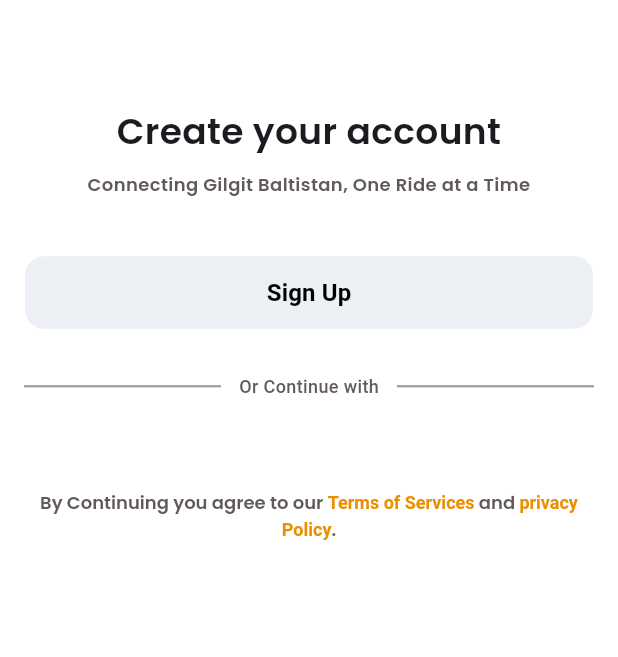
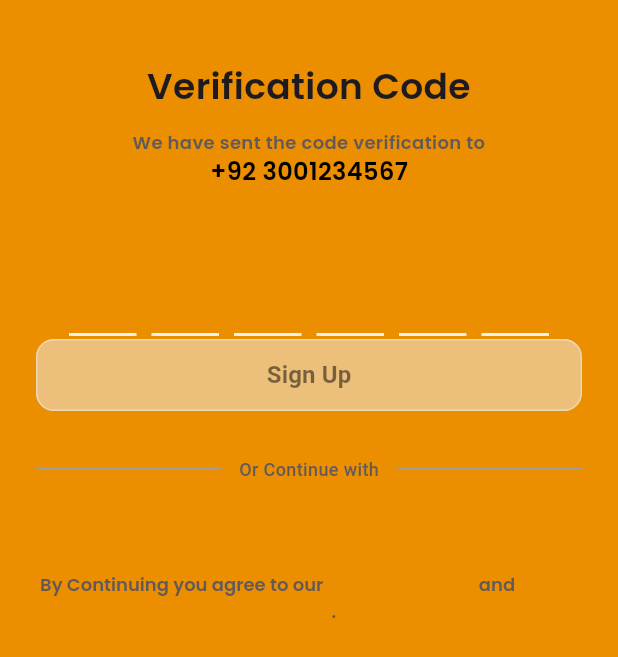
Before and after one commit to Qadreen-Ali/gb_ride, a Flutter app: the OTPVerificationScreen screen opened by its route, on a phone screen of 412 x 824 dp. Shown: the top 657 px of the screen. Run offline on Flutter 3.47's test engine with Material 3 defaults, Android fonts, the phone set to English and light mode, and no system bars; our stand-ins replace flutter_map, geocoding, geolocator, latlong2, logger; missing offline and left inert: solar_icon_pack.

Commit message:
upadted otp screen

```diff
--- a/lib/main.dart
+++ b/lib/main.dart
@@ -25,7 +25,8 @@ class MyApp extends StatelessWidget {
       routes: {
         '/': (context) => SplashScreen(), //initial Screen
         '/login': (context) => const LoginScreen(),
-        '/otp': (context) => const OTPVerificationScreen(),
+        '/otp': (context) =>
+            const OTPVerificationScreen(phoneNumber: '3001234567'),
         '/home': (context) => const HomeScreen(),
       },
     );
--- a/lib/utils/constants/primary_button.dart
+++ b/lib/utils/constants/primary_button.dart
@@ -29,26 +29,40 @@ class PrimaryButton extends StatelessWidget {
 
   @override
   Widget build(BuildContext context) {
+    final bool isDisabled = onPressed == null;
+
     return SizedBox(
       width: width ?? 378,
       height: height ?? 48,
       child: ElevatedButton(
         onPressed: onPressed,
         style: ElevatedButton.styleFrom(
-          backgroundColor: backgroundColor ?? GBColor.secondary,
-          foregroundColor: textColor ?? Colors.black,
+          backgroundColor: isDisabled
+              ? GBColor.secondary.withOpacity(0.5)
+              : (backgroundColor ?? GBColor.secondary),
+          foregroundColor: isDisabled
+              ? Colors.black.withOpacity(0.5)
+              : (textColor ?? Colors.black),
           elevation: 0,
           shape: RoundedRectangleBorder(
             borderRadius: borderRadius ?? BorderRadius.circular(12),
-            side: BorderSide(color: borderColor ?? GBColor.secondary),
+            side: BorderSide(
+              color: isDisabled
+                  ? GBColor.secondary.withOpacity(0.5)
+                  : (borderColor ?? GBColor.secondary),
+            ),
           ),
+          disabledBackgroundColor: GBColor.secondary.withOpacity(0.5),
+          disabledForegroundColor: Colors.black.withOpacity(0.5),
         ),
         child: Text(
           title,
           style: TextStyle(
             fontSize: fontsize ?? 16,
             fontWeight: weight ?? FontWeight.w600,
-            color: textColor ?? GBColor.black,
+            color: isDisabled
+                ? Colors.black.withOpacity(0.5)
+                : (textColor ?? GBColor.black),
           ),
         ),
       ),
--- a/lib/utils/constants/text_string.dart
+++ b/lib/utils/constants/text_string.dart
@@ -12,6 +12,8 @@ class GBText {
   static const String loginToYourAccount = "Log In to manage your finances.";
   // static const String emailAddress = "Email Address";
   static const String phoneNumber = "00 00000000";
+  static const String verificationCode = "Verification Code";
+  static const String codeSent = "We have sent the code verification to";
   // static const String emailOrPhone =
   //     "Email or Phone Number"; //added new string for dynamic login approach
   static const String phone = "Phone";
--- /dev/null
+++ b/lib/view/auth/common/otp_field.dart
@@ -0,0 +1,137 @@
+import 'package:flutter/material.dart';
+import 'package:flutter/services.dart';
+import 'package:gb_ride/utils/constants/color_string.dart';
+// import 'package:gb_ride/view/auth/otp_verification_screen.dart';
+
+class OTPField extends StatefulWidget {
+  final int length;
+  final double fieldWidth;
+  final double fieldHeight;
+  final double spacing;
+  final Function(String) onCompleted;
+  final Function(String)? onChanged;
+
+  const OTPField({
+    super.key,
+    this.length = 6,
+    this.fieldWidth = 45,
+    this.fieldHeight = 50,
+    this.spacing = 10,
+    required this.onCompleted,
+    this.onChanged,
+  });
+
+  @override
+  State<OTPField> createState() => _OTPFieldState();
+}
+
+class _OTPFieldState extends State<OTPField> {
+  late List<TextEditingController> _controllers;
+  late List<FocusNode> _focusNodes;
+
+  @override
+  void initState() {
+    super.initState();
+    _controllers = List.generate(
+      widget.length,
+      (index) => TextEditingController(),
+    );
+    _focusNodes = List.generate(widget.length, (index) => FocusNode());
+  }
+
+  @override
+  void dispose() {
+    for (var controller in _controllers) {
+      controller.dispose();
+    }
+    for (var focusNode in _focusNodes) {
+      focusNode.dispose();
+    }
+    super.dispose();
+  }
+
+  void _onChanged(String value, int index) {
+    if (value.isNotEmpty) {
+      // Move to next field
+      if (index < widget.length - 1) {
+        _focusNodes[index + 1].requestFocus();
+      } else {
+        // Last field - unfocus and call onCompleted
+        _focusNodes[index].unfocus();
+        _checkCompletion();
+      }
+    }
+
+    if (widget.onChanged != null) {
+      widget.onChanged!(_getOTP());
+    }
+  }
+
+  void _onKeyEvent(RawKeyEvent event, int index) {
+    if (event is RawKeyDownEvent) {
+      if (event.logicalKey == LogicalKeyboardKey.backspace) {
+        if (_controllers[index].text.isEmpty && index > 0) {
+          // Move to previous field when backspace on empty field
+          _focusNodes[index - 1].requestFocus();
+          _controllers[index - 1].clear();
+        }
+      }
+    }
+  }
+
+  void _checkCompletion() {
+    String otp = _getOTP();
+    if (otp.length == widget.length) {
+      widget.onCompleted(otp);
+    }
+  }
+
+  String _getOTP() {
+    return _controllers.map((controller) => controller.text).join();
+  }
+
+  @override
+  Widget build(BuildContext context) {
+    return Row(
+      mainAxisAlignment: MainAxisAlignment.center,
+      children: List.generate(
+        widget.length,
+        (index) => Container(
+          margin: EdgeInsets.only(
+            right: index < widget.length - 1 ? widget.spacing : 0,
+          ),
+          width: widget.fieldWidth,
+          height: widget.fieldHeight,
+          child: RawKeyboardListener(
+            focusNode: FocusNode(),
+            onKey: (event) => _onKeyEvent(event, index),
+            child: TextField(
+              controller: _controllers[index],
+              focusNode: _focusNodes[index],
+              keyboardType: TextInputType.number,
+              textAlign: TextAlign.center,
+              maxLength: 1,
+              style: const TextStyle(
+                fontSize: 20,
+                fontWeight: FontWeight.w600,
+                color: GBColor.black,
+              ),
+              inputFormatters: [FilteringTextInputFormatter.digitsOnly],
+              decoration: InputDecoration(
+                counterText: '',
+                contentPadding: EdgeInsets.zero,
+                enabledBorder: UnderlineInputBorder(
+                  borderSide: BorderSide(color: GBColor.secondary, width: 2),
+                ),
+                focusedBorder: UnderlineInputBorder(
+                  borderSide: BorderSide(color: GBColor.secondary, width: 2.5),
+                ),
+              ),
+              onChanged: (value) => _onChanged(value, index),
+            ),
+          ),
+        ),
+      ),
+    );
+  }
+}
--- a/lib/view/auth/login_screen.dart
+++ b/lib/view/auth/login_screen.dart
@@ -8,8 +8,9 @@ import 'package:gb_ride/utils/logger.dart';
 import '../../common/textfield.dart';
 import 'package:flutter/services.dart';
 import 'package:solar_icon_pack/solar_icon_pack.dart';
-import 'package:country_code_picker/country_code_picker.dart';
-import 'package:gb_ride/view/home/home.dart';
+// import 'package:country_code_picker/country_code_picker.dart';
+// import 'package:gb_ride/view/home/home.dart';
+
 // import 'package:country_code_picker/country_code_picker.dart';
 class LoginScreen extends StatefulWidget {
   const LoginScreen({super.key});
@@ -60,6 +61,7 @@ class _LoginScreenState extends State<LoginScreen> {
         onTap: () => FocusScope.of(context).unfocus(),
         child: SafeArea(
           child: SingleChildScrollView(
+            physics: const NeverScrollableScrollPhysics(),
             child: Padding(
               padding: const EdgeInsets.symmetric(horizontal: 16.0),
               child: Column(
--- a/lib/view/auth/otp_verification_screen.dart
+++ b/lib/view/auth/otp_verification_screen.dart
@@ -1,38 +1,42 @@
 import 'package:flutter/gestures.dart';
 import 'package:flutter/material.dart';
 import 'package:gb_ride/utils/constants/color_string.dart';
-import 'package:gb_ride/utils/constants/image_string.dart';
+// import 'package:gb_ride/utils/constants/image_string.dart';
 import 'package:gb_ride/utils/constants/primary_button.dart';
 // import 'package:gb_ride/utils/constants/social_button.dart';
 import 'package:gb_ride/utils/constants/text_string.dart';
 import 'package:gb_ride/utils/logger.dart';
-import '../../common/textfield.dart';
+import 'package:gb_ride/view/auth/common/otp_field.dart';
+// import '../../common/textfield.dart';
 
 class OTPVerificationScreen extends StatefulWidget {
-  const OTPVerificationScreen({super.key});
+  // const OTPVerificationScreen({super.key});
+  final String phoneNumber;
 
+  const OTPVerificationScreen({super.key, required this.phoneNumber});
   @override
   State<OTPVerificationScreen> createState() => _OTPVerificationScreenState();
 }
 
 class _OTPVerificationScreenState extends State<OTPVerificationScreen> {
-  // bool _isPasswordVisible = false;
+  String _otp = '';
+  bool _isOTPComplete = false;
 
   @override
   Widget build(BuildContext context) {
     return Scaffold(
-      backgroundColor: Colors.white,
-      resizeToAvoidBottomInset: true,
+      backgroundColor: GBColor.primary,
+      // resizeToAvoidBottomInset: true,
       body: SafeArea(
-        child: SingleChildScrollView(
         child: Padding(
-            padding: const EdgeInsets.symmetric(horizontal: 16.0),
+          padding: const EdgeInsets.symmetric(horizontal: 24.0),
           child: Column(
+            crossAxisAlignment: CrossAxisAlignment.center,
             children: [
-                const SizedBox(height: 70),
+              const SizedBox(height: 40),
 
               Text(
-                  GBText.createYourAccount,
+                GBText.verificationCode,
                 textAlign: TextAlign.center,
                 style: const TextStyle(
                   fontSize: 24,
@@ -41,9 +45,9 @@ class _OTPVerificationScreenState extends State<OTPVerificationScreen> {
                 ),
               ),
 
-                const SizedBox(height: 10),
+              const SizedBox(height: 12),
               Text(
-                  GBText.connectingGilgitBaltistan,
+                GBText.codeSent,
                 textAlign: TextAlign.center,
                 style: const TextStyle(
                   fontSize: 12,
@@ -52,48 +56,47 @@ class _OTPVerificationScreenState extends State<OTPVerificationScreen> {
                   color: GBColor.gray,
                 ),
               ),
-                const SizedBox(height: 10),
-                //Input Fields
-                // TTextField(
-                //   //controller: _emailController,
-                //   titleText: GBText.emailAddress,
-                //   hintText: GBText.emailAddress,
-                //   prefixIcon: Icon(Icons.email_outlined),
-                // ),
-                // TTextField(
-                //   //controller: _phoneController,
-                //   titleText: GBText.phone,
-                //   hintText: GBText.phone,
-                //   prefixIcon: Icon(Icons.phone_android_outlined),
-                // ),
-                // TTextField(
-                //   //controller: _passwordController,
-                //   titleText: GBText.password,
-                //   hintText: GBText.password,
-                //   prefixIcon: Icon(Icons.lock_outline),
-                //   suffixIcon: GestureDetector(
-                //     //Toggle eye icon
-                //     onTap: () {
-                //       setState(() {
-                //         _isPasswordVisible = !_isPasswordVisible;
-                //       });
-                //     },
-                //     child: Icon(
-                //       _isPasswordVisible
-                //           ? Icons.visibility
-                //           : Icons.visibility_off,
-                //     ),
-                //   ),
-                //   obscureText: !_isPasswordVisible, //Hide Password characters
-                // ),
-                const SizedBox(height: 30),
+              Text(
+                '+92 ${widget.phoneNumber}',
+                style: const TextStyle(
+                  fontSize: 16,
+                  fontFamily: 'Poppins',
+                  fontWeight: FontWeight.w600,
+                  color: GBColor.black,
+                ),
+              ),
+              // const SizedBox(height: 10),
+              const SizedBox(height: 50),
+
+              OTPField(
+                length: 6,
+                fieldWidth: 45,
+                fieldHeight: 50,
+                spacing: 10,
+                onChanged: (value) {
+                  setState(() {
+                    _otp = value;
+                    _isOTPComplete = value.length == 6;
+                  });
+                  logger.i('OTP Changed: $value');
+                },
+                onCompleted: (value) {
+                  setState(() {
+                    _otp = value;
+                    _isOTPComplete = true;
+                  });
+                  logger.i('OTP Completed: $value');
+                },
+              ),
               //Primary Button
               PrimaryButton(
                 title: GBText.signUp,
-                  onPressed: () {
+                onPressed: _isOTPComplete
+                    ? () {
                         // Sign up logic here
-                    logger.i('Sign Up button pressed');
-                  },
+                        logger.i('Verifying OTP: $_otp');
+                      }
+                    : null,
               ),
               const SizedBox(height: 30),
               //Divider with text "Or continue with"
@@ -238,7 +241,6 @@ class _OTPVerificationScreenState extends State<OTPVerificationScreen> {
           ),
         ),
       ),
-      ),
     );
   }
 }
--- a/lib/view/splash/splash_screen.dart
+++ b/lib/view/splash/splash_screen.dart
@@ -5,9 +5,8 @@ import '../../utils/constants/color_string.dart';
 import '../../utils/constants/image_string.dart';
 import '../../utils/constants/text_string.dart';
 
-import '../auth/signup_screen.dart';
-import '../auth/login_screen.dart';
-
+// import '../auth/signup_screen.dart';
+// import '../auth/login_screen.dart';
 
 class SplashScreen extends StatefulWidget {
   const SplashScreen({super.key});
```
Also changed, not shown: 1 other file. Lines whose indentation alone changed are shown as unchanged.
